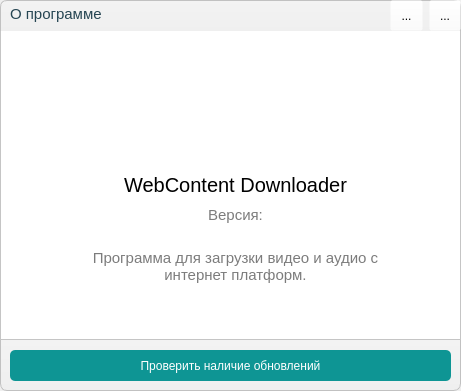
Old version of the form qt designer files/about.ui in the repository Staffixme/WebContentDownloader.
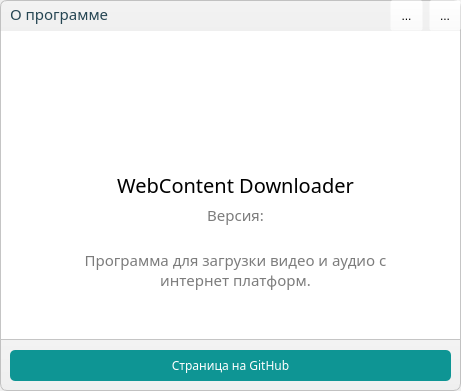
New version of the form. Icons and pictures are not drawn.

Commit message: version 1.0: about window fixed

```diff
--- a/qt designer files/about.ui
+++ b/qt designer files/about.ui
@@ -152,6 +152,7 @@
     </property>
     <property name="font">
      <font>
+      <family>Roboto Mono Medium</family>
       <pointsize>11</pointsize>
      </font>
     </property>
@@ -187,13 +188,18 @@
       <height>31</height>
      </rect>
     </property>
+    <property name="font">
+     <font>
+      <family>Roboto Mono Medium</family>
+     </font>
+    </property>
     <property name="styleSheet">
      <string notr="true">background-color: rgb(14, 149, 148);
 border-radius: 5;
 color: white;</string>
     </property>
     <property name="text">
-     <string>Проверить наличие обновлений</string>
+     <string>Страница на GitHub</string>
     </property>
    </widget>
   </widget>
@@ -242,6 +248,7 @@
     </property>
     <property name="font">
      <font>
+      <family>Roboto Mono Medium</family>
       <pointsize>15</pointsize>
      </font>
     </property>
@@ -263,6 +270,7 @@
     </property>
     <property name="font">
      <font>
+      <family>Roboto Mono</family>
       <pointsize>11</pointsize>
      </font>
     </property>
@@ -287,6 +295,7 @@
     </property>
     <property name="font">
      <font>
+      <family>Roboto Mono</family>
       <pointsize>11</pointsize>
      </font>
     </property>
```
Left out of the diff: 8 changed lines with no effect on the pictures. The commit also changes 2 other files.
